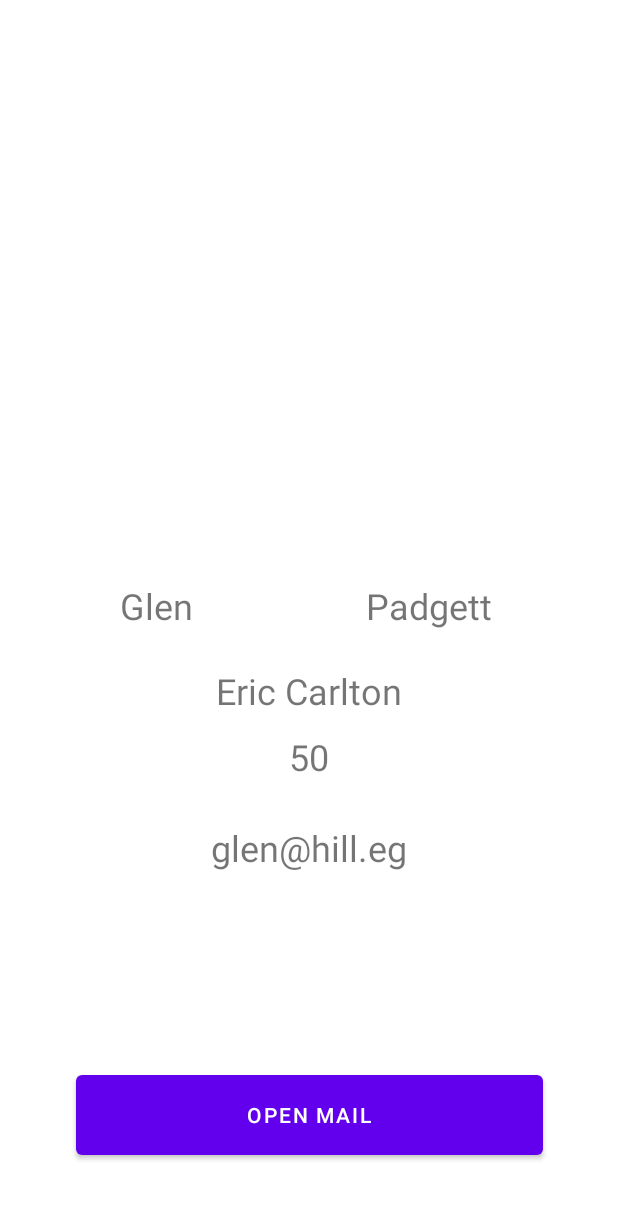
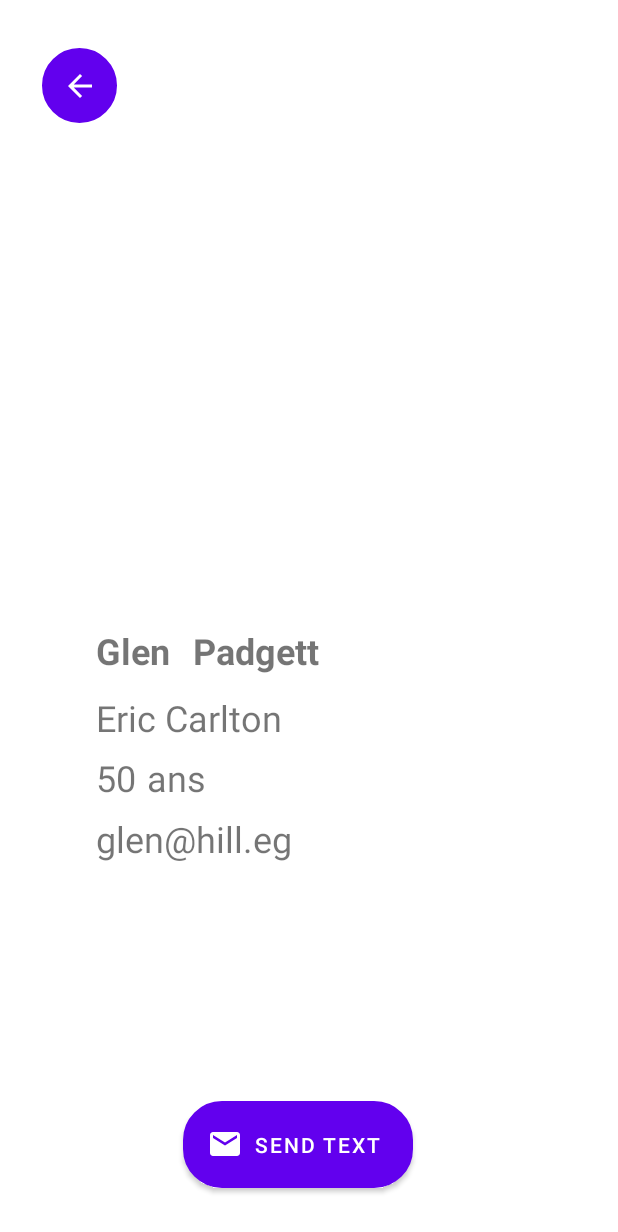
Before and after one commit to Deuspheara/AppContact, an Android app: the screen it shows after launch (ContactActivity), after a tap on "Glen", on a phone screen of 412 x 824 dp. Shown: the top 1232 px of the screen. Run offline under Robolectric (Android 15) with nearby library versions, the phone set to English and light mode, and no system bars.

Commit message:
modify contact view

```diff
--- a/appcontact/app/src/main/java/fr/deuspheara/appcontact/Views/MainActivity.kt
+++ b/appcontact/app/src/main/java/fr/deuspheara/appcontact/Views/MainActivity.kt
@@ -70,7 +70,6 @@ class MainActivity : AppCompatActivity() {
 
         //initialise searchView
         searchView = findViewById<SearchView>(R.id.searchContact)
-        searchView?.onActionViewExpanded()
         searchView?.setOnQueryTextListener(object : SearchView.OnQueryTextListener {
             override fun onQueryTextSubmit(query: String?): Boolean {
                 //filter contact that match the query
@@ -100,7 +99,7 @@ class MainActivity : AppCompatActivity() {
             val editor: SharedPreferences.Editor = sharedpreferences.edit()
             editor.clear()
             railwayList = jsonToContact.getContactList("contacts.json", this)
-                        editor.putString("contacts",Gson().toJson(railwayList))
+            editor.putString("contacts",Gson().toJson(railwayList))
 
             adapter!!.currentResults = railwayList
             adapter!!.notifyDataSetChanged()
--- /dev/null
+++ b/appcontact/app/src/main/res/drawable/baseline_arrow_back_24.xml
@@ -0,0 +1,5 @@
+<vector android:autoMirrored="true" android:height="24dp"
+    android:tint="#FFFFFF" android:viewportHeight="24"
+    android:viewportWidth="24" android:width="24dp" xmlns:android="http://schemas.android.com/apk/res/android">
+    <path android:fillColor="@android:color/white" android:pathData="M20,11H7.83l5.59,-5.59L12,4l-8,8 8,8 1.41,-1.41L7.83,13H20v-2z"/>
+</vector>
--- a/appcontact/app/src/main/res/drawable/roundcorner.xml
+++ b/appcontact/app/src/main/res/drawable/roundcorner.xml
@@ -1,9 +1,37 @@
 <?xml version="1.0" encoding="utf-8"?>
-<ripple xmlns:android="http://schemas.android.com/apk/res/android"
-    android:color="@color/purple_500">
+<selector xmlns:android="http://schemas.android.com/apk/res/android">
+    <item android:state_pressed="true">
+        <shape>
+            <stroke
+                android:width="1dp"
+                android:color="@color/purple_700" />
 
-    <item
-        android:id="@+id/mask"
-        android:drawable="@android:color/black" />
+            <solid android:color="@color/purple_700" />
 
-</ripple>
+            <padding
+                android:left="1dp"
+                android:right="1dp"
+                android:bottom="1dp"
+                android:top="1dp" />
+
+            <corners android:radius="25dp" />
+        </shape>
+    </item>
+    <item xmlns:android="http://schemas.android.com/apk/res/android" >
+        <shape>
+            <stroke
+                android:width="1dp"
+                android:color="@color/purple_500" />
+
+            <solid android:color="@color/purple_500" />
+
+            <padding
+                android:left="1dp"
+                android:right="1dp"
+                android:bottom="1dp"
+                android:top="1dp" />
+
+            <corners android:radius="25dp" />
+        </shape>
+    </item>
+</selector>
--- a/appcontact/app/src/main/res/layout/activity_info_contact.xml
+++ b/appcontact/app/src/main/res/layout/activity_info_contact.xml
@@ -10,21 +10,22 @@
         android:id="@+id/cprofilePicture"
         android:layout_width="304dp"
         android:layout_height="287dp"
-        android:layout_marginTop="52dp"
+        android:layout_marginTop="24dp"
         app:layout_constraintEnd_toEndOf="parent"
         app:layout_constraintHorizontal_bias="0.495"
         app:layout_constraintStart_toStartOf="parent"
-        app:layout_constraintTop_toTopOf="parent"
+        app:layout_constraintTop_toBottomOf="@+id/buttonBack"
         tools:src="@tools:sample/avatars" />
 
     <TextView
         android:id="@+id/cname"
         android:layout_width="wrap_content"
         android:layout_height="wrap_content"
-        android:layout_marginStart="80dp"
-        android:layout_marginTop="48dp"
+        android:layout_marginStart="64dp"
+        android:layout_marginTop="24dp"
         android:text="name"
         android:textSize="24dp"
+        android:textStyle="bold"
         app:layout_constraintStart_toStartOf="parent"
         app:layout_constraintTop_toBottomOf="@+id/cprofilePicture" />
 
@@ -32,53 +33,83 @@
         android:id="@+id/cfullname"
         android:layout_width="wrap_content"
         android:layout_height="wrap_content"
-        android:layout_marginTop="24dp"
+        android:layout_marginTop="12dp"
         android:text="fullname"
         android:textSize="24dp"
         app:layout_constraintEnd_toEndOf="parent"
-        app:layout_constraintStart_toStartOf="parent"
+        app:layout_constraintHorizontal_bias="0.0"
+        app:layout_constraintStart_toStartOf="@+id/cname"
         app:layout_constraintTop_toBottomOf="@+id/cname" />
 
     <TextView
         android:id="@+id/cage"
         android:layout_width="wrap_content"
         android:layout_height="wrap_content"
-        android:layout_marginTop="68dp"
-        android:text="age"
+        android:layout_marginTop="52dp"
+        android:text="ans"
         android:textSize="24dp"
         app:layout_constraintEnd_toEndOf="parent"
-        app:layout_constraintStart_toStartOf="parent"
+        app:layout_constraintHorizontal_bias="0.0"
+        app:layout_constraintStart_toStartOf="@+id/cfullname"
+        app:layout_constraintTop_toBottomOf="@+id/cname" />
+
+    <TextView
+        android:id="@+id/cage2"
+        android:layout_width="wrap_content"
+        android:layout_height="wrap_content"
+        android:layout_marginTop="52dp"
+        android:text="ans"
+        android:textSize="24dp"
+        app:layout_constraintEnd_toEndOf="parent"
+        app:layout_constraintHorizontal_bias="0.026"
+        app:layout_constraintStart_toEndOf="@+id/cage"
         app:layout_constraintTop_toBottomOf="@+id/cname" />
 
     <TextView
         android:id="@+id/cemail"
         android:layout_width="wrap_content"
         android:layout_height="wrap_content"
-        android:layout_marginTop="28dp"
+        android:layout_marginTop="8dp"
         android:text="email"
         android:textSize="24dp"
-        app:layout_constraintEnd_toEndOf="parent"
-        app:layout_constraintStart_toStartOf="parent"
+        app:layout_constraintStart_toStartOf="@+id/cage"
         app:layout_constraintTop_toBottomOf="@+id/cage" />
 
     <TextView
         android:id="@+id/csurname"
         android:layout_width="wrap_content"
         android:layout_height="wrap_content"
-        android:layout_marginTop="48dp"
-        android:layout_marginEnd="84dp"
+        android:layout_marginTop="24dp"
         android:text="surname"
         android:textSize="24dp"
+        android:textStyle="bold"
         app:layout_constraintEnd_toEndOf="parent"
+        app:layout_constraintHorizontal_bias="0.072"
+        app:layout_constraintStart_toEndOf="@+id/cname"
         app:layout_constraintTop_toBottomOf="@+id/cprofilePicture" />
 
     <Button
-        android:id="@+id/button"
-        android:layout_width="311dp"
-        android:layout_height="65dp"
-        android:layout_marginBottom="48dp"
-        android:text="open mail"
+        android:id="@+id/buttonMail"
+        android:layout_width="153dp"
+        android:layout_height="58dp"
+        android:layout_marginBottom="32dp"
+        android:background="@drawable/roundcorner"
+        android:text="send text"
+        android:textAlignment="textStart"
+        app:icon="@drawable/baseline_email_24"
         app:layout_constraintBottom_toBottomOf="parent"
         app:layout_constraintEnd_toEndOf="parent"
+        app:layout_constraintHorizontal_bias="0.472"
         app:layout_constraintStart_toStartOf="parent" />
+
+    <ImageButton
+        android:id="@+id/buttonBack"
+        android:layout_width="50dp"
+        android:layout_height="50dp"
+        android:layout_marginStart="28dp"
+        android:layout_marginTop="32dp"
+        android:background="@drawable/roundcorner"
+        app:layout_constraintStart_toStartOf="parent"
+        app:layout_constraintTop_toTopOf="parent"
+        app:srcCompat="@drawable/baseline_arrow_back_24" />
 </androidx.constraintlayout.widget.ConstraintLayout>
--- a/appcontact/app/src/main/res/layout/activity_main.xml
+++ b/appcontact/app/src/main/res/layout/activity_main.xml
@@ -45,7 +45,8 @@
         android:id="@+id/readFileButton"
         android:layout_width="122dp"
         android:layout_height="55dp"
-        android:layout_marginBottom="16dp"
+        android:layout_marginBottom="28dp"
+        android:background="@drawable/roundcorner"
         android:text="Reset Contact"
         app:layout_constraintBottom_toBottomOf="parent"
         app:layout_constraintEnd_toEndOf="parent"
--- a/appcontact/app/src/main/res/layout/contact_adapter_view.xml
+++ b/appcontact/app/src/main/res/layout/contact_adapter_view.xml
@@ -16,14 +16,13 @@
         app:cardCornerRadius="5dp"
         app:cardElevation="8dp">
 
-        <ImageView
+        <ImageButton
             android:id="@+id/profilePicture"
             android:layout_width="90dp"
             android:layout_height="91dp"
             android:layout_marginStart="16dp"
             android:layout_marginTop="16dp"
             android:layout_marginBottom="16dp"
-            android:background="@drawable/roundcorner"
             app:layout_constraintBottom_toBottomOf="parent"
             app:layout_constraintStart_toStartOf="parent"
             app:layout_constraintTop_toTopOf="parent"
@@ -101,7 +100,7 @@
             android:id="@+id/send"
             android:layout_width="51dp"
             android:layout_height="122dp"
-            android:background="@drawable/roundcorner"
+            android:background="@drawable/rectangle"
             android:backgroundTint="@color/purple_500"
             android:tint="#FFFFFF"
             app:layout_constraintBottom_toBottomOf="parent"
```
Also changed, not shown: appcontact/app/src/main/java/fr/deuspheara/appcontact/Views/ContactActivity.kt (+16 -1 lines), appcontact/app/src/main/res/drawable/rectangle.xml (added, +7 -0 lines), appcontact/app/src/main/res/xml/shadow.xml (deleted, +0 -80 lines).
